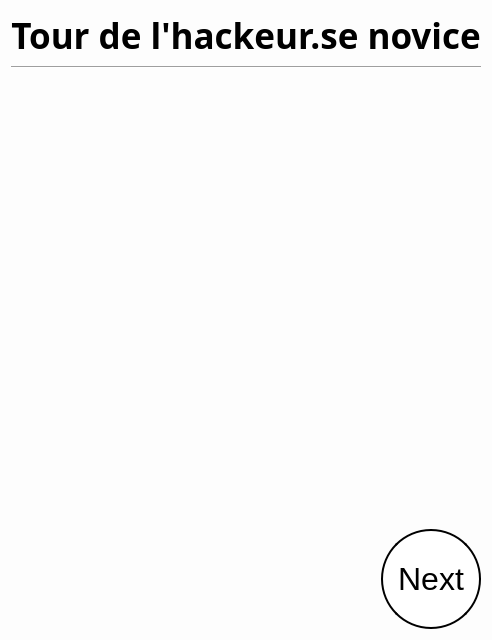
Old version of the form SporzOBC-WAL/code/resources/Phases/Night/NoviceHacker/turn.ui in the repository Eben-Epi/SporzOBC.
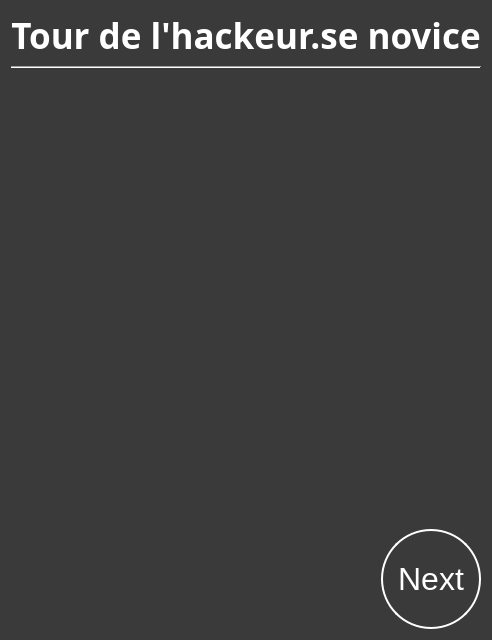
New version of the form.

Commit message: UPD Night Phases are displayed with dark background UPD Mutant Turn and Evening Bed Time View ADD useful fetch infos from game logic methods

Diff of the .ui file:
```diff
--- a/SporzOBC-WAL/code/resources/Phases/Night/NoviceHacker/turn.ui
+++ b/SporzOBC-WAL/code/resources/Phases/Night/NoviceHacker/turn.ui
@@ -15,14 +15,19 @@
   </property>
   <property name="styleSheet">
    <string notr="true">#NoviceHackerTurn {
-    background-color: rgb(253, 253, 253);
+    background-color: rgb(58, 58, 58);;
     }
 
+QLabel {
+	color:white;
+}
+
 QPushButton  {
-    border: 2px solid black;
-    background-color: white;
+    border: 2px solid white;
+    background-color: rgb(58, 58, 58);
     padding: 10px 10px;
     font-size: 32px;
+	color:white;
     border-radius: 50px;
 }</string>
   </property>
```
The commit also changes 37 other files.
